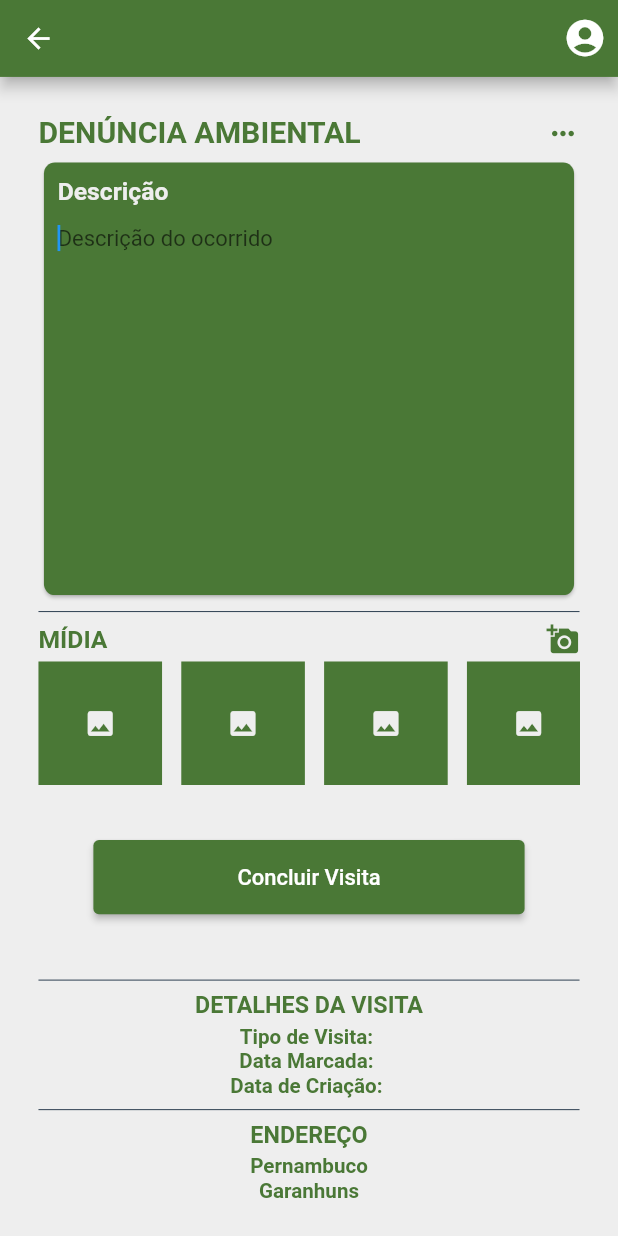
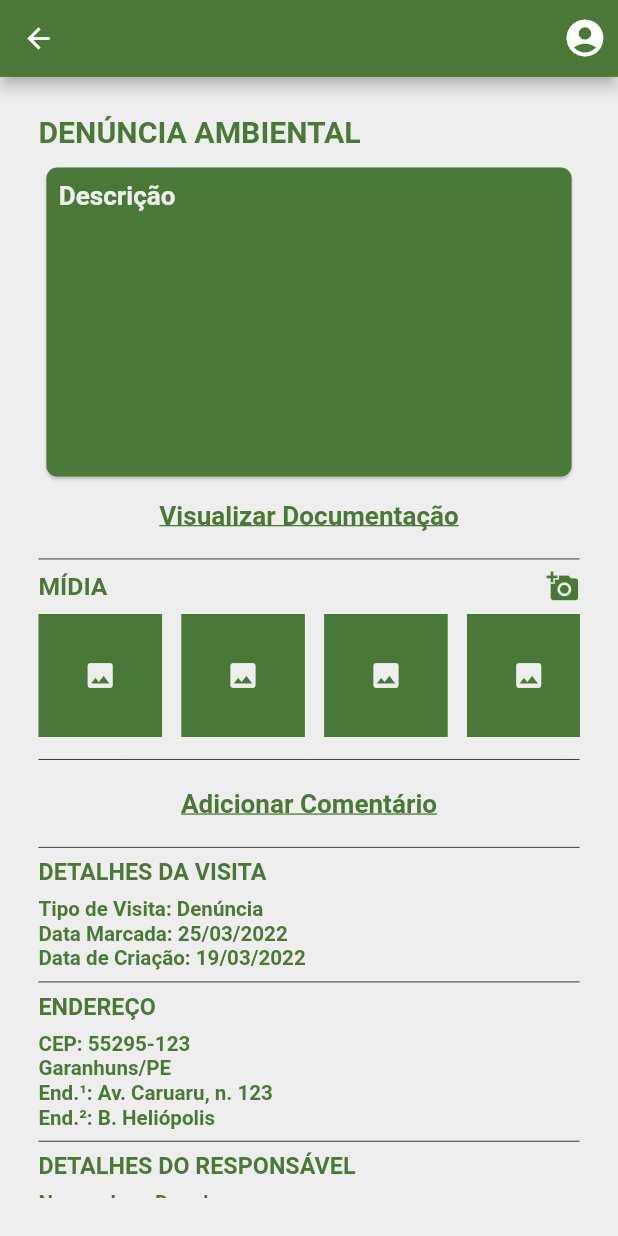
Before and after one commit to CaioVSG/gestao-ambiental-app, a Flutter app: the DetailsScreen screen opened by its route, on a phone screen of 412 x 824 dp. Run offline on Flutter 3.47's test engine with Material 2 defaults, Android fonts, the phone set to English and light mode, and no system bars; our stand-ins replace dio, file_picker, responsive_framework.

Commit message:
Tela de Perfil, Tela de Detalhes, Botão para comentário, Botão para documentação, Tela de Visita

```diff
--- a/lib/constants/style/constants.dart
+++ b/lib/constants/style/constants.dart
@@ -6,6 +6,7 @@ const Color kTextColor = Color(0xFF2c3e50);
 const Color kLightColor = Color(0xFF2c3e50);
 const Color kSecondaryTextColor = Color(0xFF2c3e50);
 const Color kDetailColor = Color(0xFF4A7836);
+const Color kDetailColor2 = Colors.green;
 const Color kErrorColor = Colors.red;
 
 // =======SIZES=========//
@@ -40,6 +41,12 @@ const TextStyle KHomeScreen = TextStyle(
   color: kDetailColor,
 );
 
+const TextStyle KProfile = TextStyle(
+  fontSize: 22,
+  fontWeight: FontWeight.bold,
+  color: kDetailColor2,
+);
+
 const TextStyle KHomeScreen2 = TextStyle(
   fontSize: 18,
   fontWeight: FontWeight.bold,
@@ -47,7 +54,7 @@ const TextStyle KHomeScreen2 = TextStyle(
 );
 
 const TextStyle KText = TextStyle(
-  fontSize: 18,
+  fontSize: 19,
   fontWeight: FontWeight.bold,
   color: kPrimaryColor,
 );
@@ -69,3 +76,15 @@ const TextStyle KTextDetails = TextStyle(
   fontWeight: FontWeight.bold,
   color: kPrimaryColor,
 );
+
+const TextStyle KUnderline = TextStyle(
+    fontSize: 19,
+    fontWeight: FontWeight.bold,
+    color: kDetailColor,
+    decoration: TextDecoration.underline);
+
+const TextStyle KUnderline2 = TextStyle(
+    fontSize: 15,
+    fontWeight: FontWeight.bold,
+    color: kDetailColor,
+    decoration: TextDecoration.underline);
--- a/lib/screens/details/details_screen.dart
+++ b/lib/screens/details/details_screen.dart
@@ -2,6 +2,7 @@ import 'package:flutter/material.dart';
 import 'package:meioambientemobile/components/horizontal_spacer_box.dart';
 import 'package:meioambientemobile/components/primary_button.dart';
 import 'package:meioambientemobile/constants/style/constants.dart';
+import 'package:meioambientemobile/screens/details/components/docs_screen.dart';
 import 'package:meioambientemobile/screens/details/components/finish_details_dialog.dart';
 import 'package:meioambientemobile/screens/details/details_screen_controller.dart';
 import 'package:meioambientemobile/screens/profile/profile_screen.dart';
@@ -34,12 +35,10 @@ class DetailsScreen extends StatelessWidget {
           padding: const EdgeInsets.all(kDefaultPadding),
           child: SingleChildScrollView(
             child: SizedBox(
-              height: size.height * 1.07,
+              height: size.height * 1.13,
               child: Column(
                 children: [
-                  InkWell(
-                    onTap: () => controller.selectImages(),
-                    child: Row(
+                  Row(
                     mainAxisAlignment: MainAxisAlignment.start,
                     children: const [
                       Text(
@@ -47,13 +46,7 @@ class DetailsScreen extends StatelessWidget {
                         style: KHomeScreen,
                         textAlign: TextAlign.start,
                       ),
-                        Spacer(),
-                        Icon(
-                          Icons.more_horiz,
-                          color: kDetailColor,
-                        ),
                     ],
-                    ),
                   ),
                   const Spacer(),
                   Card(
@@ -62,22 +55,30 @@ class DetailsScreen extends StatelessWidget {
                     ),
                     color: kDetailColor,
                     child: Container(
-                      padding: const EdgeInsets.all(10),
-                      height: size.height * 0.35,
-                      width: size.width * 0.92,
+                      padding: const EdgeInsets.all(9),
+                      height: size.height * 0.25,
+                      width: size.width * 0.85,
                       child: Column(children: [
                         Container(
                           alignment: Alignment.topLeft,
                           child: const Text('Descrição',
                               textAlign: TextAlign.start, style: KText),
                         ),
-                        const TextField(
-                          autofocus: true,
-                          decoration: InputDecoration(
-                              border: InputBorder.none,
-                              hintText: 'Descrição do ocorrido'),
+                      ]),
                     ),
-                      ]),
+                  ),
+                  Container(
+                    alignment: Alignment.center,
+                    child: TextButton(
+                      onPressed: () {
+                        showDialog(
+                            context: context,
+                            builder: (context) => const DocsScreen());
+                      },
+                      child: const Text(
+                        'Visualizar Documentação',
+                        style: KUnderline,
+                      ),
                     ),
                   ),
                   const Divider(color: kSecondaryTextColor),
@@ -98,7 +99,6 @@ class DetailsScreen extends StatelessWidget {
                       ],
                     ),
                   ),
-                  //onTap: () => controller.selectImages(),
                   const Spacer(),
                   SizedBox(
                     height: size.height * 0.1,
@@ -111,7 +111,6 @@ class DetailsScreen extends StatelessWidget {
                       itemCount: 10,
                       itemBuilder: (BuildContext context, int index) {
                         return Container(
-                          height: size.height,
                           width: size.width * 0.2,
                           color: kDetailColor,
                           child: const Icon(
@@ -122,8 +121,122 @@ class DetailsScreen extends StatelessWidget {
                       },
                     ),
                   ),
+                  const Spacer(),
+                  const Divider(color: kSecondaryTextColor),
+                  TextButton(
+                    onPressed: () {
+                      Title(
+                          color: kPrimaryColor,
+                          child: const Text('COMENTÁRIO'));
+
+                      Container(
+                        color: Colors.white,
+                        child: TextFormField(
+                          decoration: const InputDecoration(
+                              border: InputBorder.none,
+                              hintText:
+                                  'Comentários a respeito da fiscalização'),
+                        ),
+                      );
+                    },
+                    child: const Text(
+                      'Adicionar Comentário',
+                      style: KUnderline,
+                      textAlign: TextAlign.center,
+                    ),
+                  ),
+                  const Divider(color: kSecondaryTextColor),
+                  Row(
+                    children: const [
+                      Text('DETALHES DA VISITA', style: KDescription),
+                    ],
+                  ),
+                  const Spacer(),
+                  Row(
+                    children: const [
+                      Text('Tipo de Visita: Denúncia', style: kdrawerText),
+                    ],
+                  ),
+                  Row(
+                    children: const [
+                      Text('Data Marcada: 25/03/2022', style: kdrawerText),
+                    ],
+                  ),
+                  Row(
+                    children: const [
+                      Text('Data de Criação: 19/03/2022', style: kdrawerText),
+                    ],
+                  ),
+                  const Divider(color: kSecondaryTextColor),
+                  Row(
+                    children: const [
+                      Text('ENDEREÇO', style: KDescription),
+                    ],
+                  ),
+                  const Spacer(),
+                  Row(
+                    children: const [
+                      Text('CEP: 55295-123', style: kdrawerText),
+                    ],
+                  ),
+                  Row(
+                    children: const [
+                      Text('Garanhuns/PE', style: kdrawerText),
+                    ],
+                  ),
+                  Row(
+                    children: const [
+                      Text('End.¹: Av. Caruaru, n. 123', style: kdrawerText),
+                    ],
+                  ),
+                  Row(
+                    children: const [
+                      Text('End.²: B. Heliópolis', style: kdrawerText),
+                    ],
+                  ),
+                  const Divider(color: kSecondaryTextColor),
+                  Row(
+                    children: const [
+                      Text('DETALHES DO RESPONSÁVEL', style: KDescription),
+                    ],
+                  ),
+                  const Spacer(),
+                  Row(
+                    children: const [
+                      Text('Nome: Jane Dough', style: kdrawerText),
+                    ],
+                  ),
+                  Row(
+                    children: const [
+                      Text('CPF: 123.456.789-00', style: kdrawerText),
+                    ],
+                  ),
+                  Row(
+                    children: const [
+                      Text('RG: 12.345.678', style: kdrawerText),
+                    ],
+                  ),
+                  Row(
+                    children: const [
+                      Text('Contato: (12) 3456-7890', style: kdrawerText),
+                    ],
+                  ),
+                  Row(
+                    children: [
+                      const Text('E-mail:', style: kdrawerText),
+                      TextButton(
+                        onPressed: () {
+                          //Navigator.push(context, route);
+                        },
+                        child: const Text(
+                          'janedough@example.com',
+                          style: kdrawerText,
+                        ),
+                      ),
+                    ],
+                  ),
                   Padding(
-                    padding: const EdgeInsets.all(40),
+                    padding: const EdgeInsets.all(30),
                     child: PrimaryButton(
                         text: 'Concluir Visita',
                         onPressed: () {
@@ -132,40 +245,6 @@ class DetailsScreen extends StatelessWidget {
                               builder: (context) => const FinishVisitDialog());
                         }),
                   ),
-                  const Divider(color: kSecondaryTextColor),
-                  const Text('DETALHES DA VISITA', style: KDescription),
-                  const Spacer(),
-                  const Text('Tipo de Visita: ',
-                      textAlign: TextAlign.start, style: kdrawerText),
-                  const Text('Data Marcada: ',
-                      textAlign: TextAlign.start, style: kdrawerText),
-                  const Text('Data de Criação: ',
-                      textAlign: TextAlign.start, style: kdrawerText),
-                  const Divider(color: kSecondaryTextColor),
-                  const Text('ENDEREÇO', style: KDescription),
-                  const Spacer(),
-                  const Text('Pernambuco',
-                      textAlign: TextAlign.start, style: kdrawerText),
-                  const Text('Garanhuns',
-                      textAlign: TextAlign.start, style: kdrawerText),
-                  const Text('55415-000',
-                      textAlign: TextAlign.start, style: kdrawerText),
-                  const Text('São José',
-                      textAlign: TextAlign.start, style: kdrawerText),
-                  const Text('Rua da Flores',
-                      textAlign: TextAlign.start, style: kdrawerText),
-                  const Text('Nº 146',
-                      textAlign: TextAlign.start, style: kdrawerText),
-                  const Divider(color: kSecondaryTextColor),
-                  const Text('DETALHES DO RESPONSÁVEL', style: KDescription),
-                  const Spacer(),
-                  const Text('CPF: 123.456.789-00',
-                      textAlign: TextAlign.start, style: kdrawerText),
-                  const Text('RG: 12.345.678',
-                      textAlign: TextAlign.start, style: kdrawerText),
-                  const Text('SDS: 81 912345678',
-                      textAlign: TextAlign.start, style: kdrawerText),
-                  const Spacer(),
                 ],
               ),
             ),
```
Also changed, not shown: lib/screens/details/components/docs_screen.dart (added, +40 -0 lines), lib/screens/details/components/finish_details_dialog.dart (+18 -4 lines), lib/screens/home/components/visit_tile.dart (+2 -10 lines), lib/screens/profile/profile_screen.dart (+16 -12 lines). Lines whose indentation alone changed are shown as unchanged.
